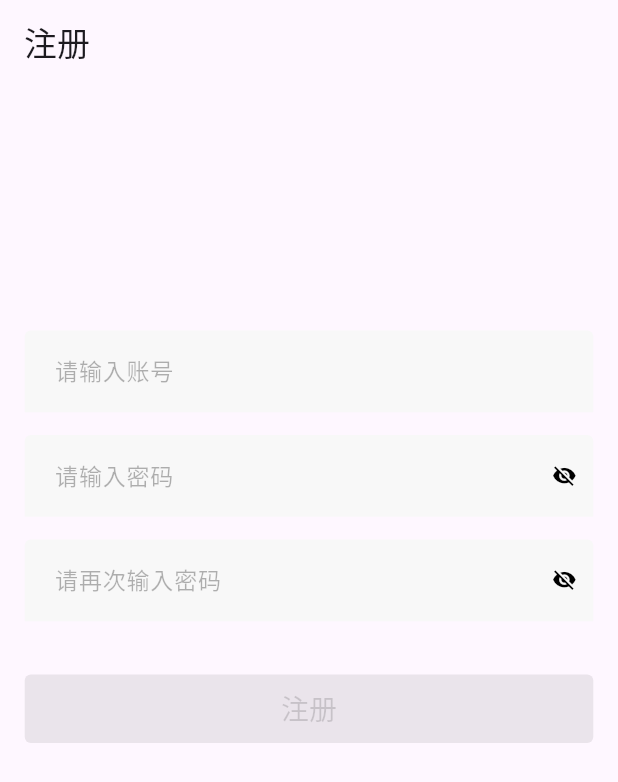
After one commit to zhumeng1582/loar_flutter, a Flutter app: the screen it shows after launch, after a tap on "忘记密码", on a phone screen of 412 x 824 dp. The commit adds this screen. Shown: the top 782 px of the screen. Run offline on Flutter 3.47's test engine with Material 2 defaults, Android fonts, the phone set to English and light mode, and no system bars; our stand-ins replace chat_bubbles, extended_image, flutter_easyloading, flutter_riverpod, flutter_screenutil, just_audio and 1 more; missing offline and left inert: flutter_plugin_record_plus; accounts and stored records are empty; network calls fail.

Commit message:
Feat：个人信息页

```diff
--- a/lib/common/routers/RouteNames.dart
+++ b/lib/common/routers/RouteNames.dart
@@ -2,5 +2,6 @@
 class RouteNames{
   static const roomPage = 'roomPage';
   static const main = 'main';
+  static const signUp = 'signUp';
 
 }
--- a/lib/common/routers/RouteObservers.dart
+++ b/lib/common/routers/RouteObservers.dart
@@ -1,5 +1,6 @@
 import 'package:flutter/cupertino.dart';
 import 'package:flutter/material.dart';
+import 'package:loar_flutter/page/login/sign_up_page.dart';
 import 'package:loar_flutter/page/main_page.dart';
 
 import '../../page/home/room_list.dart';
@@ -14,9 +15,12 @@ class RouteObservers {
       var roomItem = settings.arguments as RoomItem;
       return MaterialPageRoute(
           settings: settings, builder: (_) => RoomPage(roomItem: roomItem));
-    }else if (settings.name == RouteNames.main) {
+    } else if (settings.name == RouteNames.main) {
       return MaterialPageRoute(
           settings: settings, builder: (_) => const MainPage());
+    } else if (settings.name == RouteNames.signUp) {
+      return MaterialPageRoute(
+          settings: settings, builder: (_) => const SignUpPage());
     }
   }
 }
--- a/lib/main.dart
+++ b/lib/main.dart
@@ -2,9 +2,7 @@ import 'package:flutter/material.dart';
 import 'package:flutter_easyloading/flutter_easyloading.dart';
 import 'package:flutter_riverpod/flutter_riverpod.dart';
 import 'package:flutter_screenutil/flutter_screenutil.dart';
-import 'package:hive/hive.dart';
 import 'package:loar_flutter/page/login/login_page.dart';
-import 'package:loar_flutter/page/main_page.dart';
 
 import 'common/routers/RouteObservers.dart';
 
--- a/lib/page/contacts/contacts_page.dart
+++ b/lib/page/contacts/contacts_page.dart
@@ -35,6 +35,7 @@ class _ContactsPageState extends ConsumerState<ContactsPage> {
     return Scaffold(
       appBar: AppBar(
         title: Text("联系人"),
+        centerTitle: true,
       ),
       body: ListView.builder(
         itemCount: data.length,
--- a/lib/page/home/home_page.dart
+++ b/lib/page/home/home_page.dart
@@ -40,6 +40,7 @@ class _HomePageState extends ConsumerState<HomePage> {
     return Scaffold(
       appBar: AppBar(
         title: Text("聊天"),
+        centerTitle: true,
       ),
       body: ListView.builder(
         itemCount: data.length,
--- a/lib/page/login/login_page.dart
+++ b/lib/page/login/login_page.dart
@@ -7,7 +7,7 @@ import 'package:flutter_screenutil/flutter_screenutil.dart';
 import 'package:loar_flutter/common/util/ex_widget.dart';
 import 'package:loar_flutter/page/contacts/contacts_list.dart';
 
-import '../../common/LoginInfo.dart';
+import '../../common/local_info_cache.dart';
 import '../../common/colors.dart';
 import '../../common/routers/RouteNames.dart';
 import '../../widget/baseTextField.dart';
@@ -35,33 +35,20 @@ class LoginNotifier extends ChangeNotifier {
     buttonState = ButtonState.loading;
     notifyListeners();
     var text = await Storage.getString(key);
+
     if (text != null && text.isNotEmpty) {
-      LoginUserInfo userInfo = LoginUserInfo.fromJson(jsonDecode(text));
+      MyUserInfo userInfo = MyUserInfo.fromJson(jsonDecode(text));
       if (userInfo.password == password &&
           userInfo.userInfo.account == account) {
-        LoginInfo.instance.userInfo = userInfo;
+        LocalInfoCache.instance.userInfo = userInfo;
         buttonState = ButtonState.normal;
         notifyListeners();
         return true;
-      } else {
-        buttonState = ButtonState.normal;
-        notifyListeners();
-        return false;
       }
-    } else {
-      var userInfo = await saveUser(account, password);
-      LoginInfo.instance.userInfo = userInfo;
     }
     buttonState = ButtonState.normal;
     notifyListeners();
-    return true;
-  }
-
-  Future<LoginUserInfo> saveUser(String account, String password) async {
-    LoginUserInfo userInfo = LoginUserInfo(account, password);
-    String useInfoStr = jsonEncode(userInfo);
-    await Storage.save(key, useInfoStr);
-    return userInfo;
+    return false;
   }
 }
 
@@ -118,6 +105,19 @@ class _LoginPageState extends ConsumerState<LoginPage> {
                       login(_userAccountController.text,
                           _userPasswordController.text)
                     }).paddingTop(70.h),
+            Row(
+              children: [
+                Text("忘记密码",
+                    style: TextStyle(
+                      color: AppColors.disabledTextColor,
+                    )).onTap(() => forgetPassword()),
+                Expanded(child: Container()),
+                Text("注册账户",
+                    style: TextStyle(
+                      color: AppColors.commonPrimary,
+                    )).onTap(() => signUp())
+              ],
+            ).paddingTop(20.h),
             Expanded(flex: 2, child: Container()),
           ],
         ).paddingHorizontal(30.w),
@@ -134,10 +134,24 @@ class _LoginPageState extends ConsumerState<LoginPage> {
 }
 
 extension _Action on _LoginPageState {
+  forgetPassword() {
+    Navigator.popAndPushNamed(
+      context,
+      RouteNames.signUp,
+    );
+  }
+
+  signUp() {
+    Navigator.popAndPushNamed(
+      context,
+      RouteNames.signUp,
+    );
+  }
+
   login(String account, String password) async {
     bool isSuccess = await ref.read(loginProvider).login(account, password);
     if (isSuccess) {
-      if (LoginInfo.instance.userInfo != null) {
+      if (LocalInfoCache.instance.userInfo != null) {
         Navigator.popAndPushNamed(
           context,
           RouteNames.main,
--- /dev/null
+++ b/lib/page/login/sign_up_page.dart
@@ -0,0 +1,144 @@
+import 'dart:convert';
+
+import 'package:flutter/material.dart';
+import 'package:flutter_easyloading/flutter_easyloading.dart';
+import 'package:flutter_riverpod/flutter_riverpod.dart';
+import 'package:flutter_screenutil/flutter_screenutil.dart';
+import 'package:loar_flutter/common/util/ex_widget.dart';
+
+import '../../common/local_info_cache.dart';
+import '../../common/colors.dart';
+import '../../common/routers/RouteNames.dart';
+import '../../widget/baseTextField.dart';
+import '../../widget/commit_button.dart';
+import 'package:loar_flutter/common/util/storage.dart';
+
+import '../contacts/contacts_list.dart';
+
+final signUpProvider =
+    ChangeNotifierProvider<SignUpNotifier>((ref) => SignUpNotifier());
+
+class SignUpNotifier extends ChangeNotifier {
+  get key => "LoginUserInfo";
+
+  var buttonState = ButtonState.disabled;
+
+  setButtonState(String account, String password,String password2) {
+    if (account.isEmpty || password.isEmpty || password2.isEmpty) {
+      buttonState = ButtonState.disabled;
+    } else {
+      buttonState = ButtonState.normal;
+    }
+    notifyListeners();
+  }
+
+
+  Future<bool> saveUser(String account, String password) async {
+    MyUserInfo userInfo = MyUserInfo.createUser(account, password);
+    String useInfoStr = jsonEncode(userInfo);
+
+    bool isSuccess = await Storage.save(key, useInfoStr);
+    LocalInfoCache.instance.userInfo = userInfo;
+
+    return isSuccess;
+  }
+}
+
+class SignUpPage extends ConsumerStatefulWidget {
+  const SignUpPage({super.key});
+
+  @override
+  ConsumerState<SignUpPage> createState() => _SignUpPageState();
+}
+
+class _SignUpPageState extends ConsumerState<SignUpPage> {
+  final TextEditingController _userAccountController = TextEditingController();
+  final TextEditingController _userPasswordController = TextEditingController();
+  final TextEditingController _userPassword2Controller = TextEditingController();
+
+  @override
+  void initState() {
+    super.initState();
+    _userAccountController.addListener(() {
+      ref.read(signUpProvider).setButtonState(
+          _userAccountController.text, _userPasswordController.text,_userPassword2Controller.text);
+    });
+    _userPasswordController.addListener(() {
+      ref.read(signUpProvider).setButtonState(
+          _userAccountController.text, _userPasswordController.text,_userPassword2Controller.text);
+    });
+    _userPassword2Controller.addListener(() {
+      ref.read(signUpProvider).setButtonState(
+          _userAccountController.text, _userPasswordController.text,_userPassword2Controller.text);
+    });
+  }
+
+  @override
+  Widget build(BuildContext context) {
+    return Scaffold(
+      appBar: AppBar(
+        title: Text("注册"),
+      ),
+      body: SafeArea(
+        child: Column(
+          children: [
+            Expanded(flex: 1, child: Container()),
+            BaseTextField(
+              controller: _userAccountController,
+              hintText: "请输入账号",
+              style: TextStyle(color: AppColors.title),
+            ),
+            BaseTextField(
+              controller: _userPasswordController,
+              hintText: "请输入密码",
+              isInputPwd: true,
+              style: TextStyle(color: AppColors.title),
+            ).paddingTop(30.h),
+            BaseTextField(
+              controller: _userPassword2Controller,
+              hintText: "请再次输入密码",
+              isInputPwd: true,
+              style: TextStyle(color: AppColors.title),
+            ).paddingTop(30.h),
+            CommitButton(
+                buttonState: ref.watch(signUpProvider).buttonState,
+                margin: EdgeInsets.zero,
+                text: "注册",
+                tapAction: () => {
+                      signUp(_userAccountController.text,
+                          _userPasswordController.text,_userPassword2Controller.text)
+                    }).paddingTop(70.h),
+            Expanded(flex: 2, child: Container()),
+          ],
+        ).paddingHorizontal(30.w),
+      ),
+    );
+  }
+
+  @override
+  void dispose() {
+    super.dispose();
+    _userAccountController.dispose();
+    _userPasswordController.dispose();
+    _userPassword2Controller.dispose();
+  }
+}
+
+extension _Action on _SignUpPageState {
+  signUp(String account, String password,String password2) async {
+    if (password != password2) {
+      EasyLoading.showToast("两次密码不一致，请重新输入");
+      return;
+    }
+
+    bool isSuccess = await ref.read(signUpProvider).saveUser(account, password);
+    if(isSuccess){
+      Navigator.popAndPushNamed(
+        context,
+        RouteNames.main,
+      );
+    }
+  }
+}
+
+extension _UI on _SignUpPageState {}
--- a/lib/page/main_page.dart
+++ b/lib/page/main_page.dart
@@ -5,6 +5,7 @@ import 'package:loar_flutter/page/statellite_map.dart';
 
 import 'contacts/contacts_page.dart';
 import 'home/home_page.dart';
+import 'me/me_page.dart';
 
 final mainProvider =
     ChangeNotifierProvider<MainNotifier>((ref) => MainNotifier());
@@ -14,7 +15,7 @@ class MainNotifier extends ChangeNotifier {
     const HomePage(),
     const ContactsPage(),
     WeChatRecordScreen(),
-    const SatelliteMapPage(),
+    const MePage(),
   ]; // 列举所有 Tab 控制切换将用到的页面
   int selectedIndex = 0;
 
--- a/lib/page/record_page.dart
+++ b/lib/page/record_page.dart
@@ -77,6 +77,7 @@ class _WeChatRecordScreenState extends State<WeChatRecordScreen> {
     return Scaffold(
       appBar: AppBar(
         title: Text("仿微信发送语音"),
+        centerTitle: true,
       ),
       body: Column(
         children: <Widget>[
--- a/pubspec.yaml
+++ b/pubspec.yaml
@@ -54,6 +54,7 @@ dependencies:
   # 本地缓存
   shared_preferences: ^2.2.1
   hive: ^2.2.3
+  uuid: ^3.0.0
 
 dev_dependencies:
   flutter_test:
```
Also changed, not shown: lib/common/LoginInfo.dart (deleted, +0 -15 lines), lib/common/local_info_cache.dart (added, +15 -0 lines), lib/page/contacts/contacts_list.dart (+10 -3 lines), lib/page/me/me_page.dart (added, +106 -0 lines), lib/page/test_page.dart (added, +63 -0 lines), pubspec.lock.
